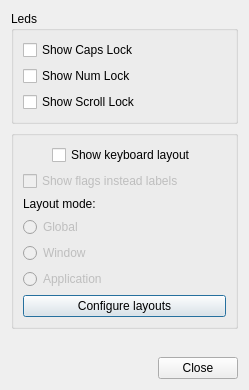
Old version of the form plugin-kbindicator/src/kbdstateconfig.ui in the repository lxqt/lxqt-panel.
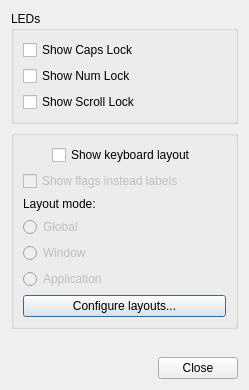
New version of the form.

Commit message: Better title for dialog window.

What changed in the file:
```diff
--- a/plugin-kbindicator/src/kbdstateconfig.ui
+++ b/plugin-kbindicator/src/kbdstateconfig.ui
@@ -17,7 +17,7 @@
    <item>
     <widget class="QGroupBox" name="leds">
      <property name="title">
-      <string>Leds</string>
+      <string>LEDs</string>
      </property>
      <layout class="QVBoxLayout" name="verticalLayout">
       <item>
@@ -149,7 +149,7 @@
       <item>
        <widget class="QPushButton" name="configureLayouts">
         <property name="text">
-         <string>Configure layouts</string>
+         <string>Configure layouts...</string>
         </property>
        </widget>
       </item>
```
Left out of the diff: 2 changed lines with no effect on the pictures.
